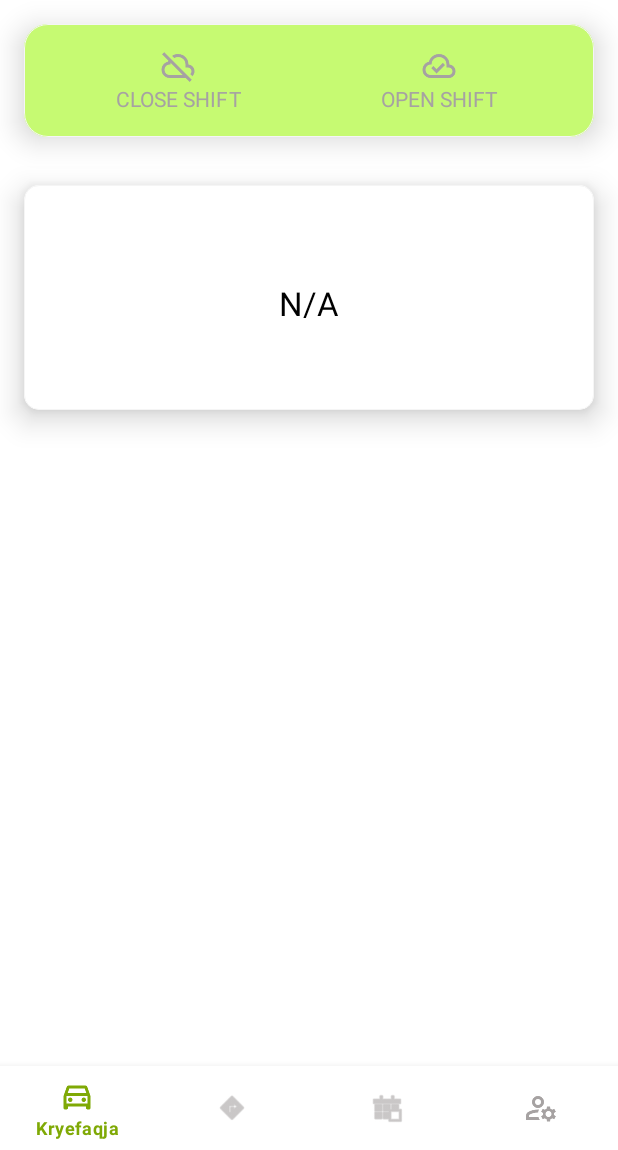
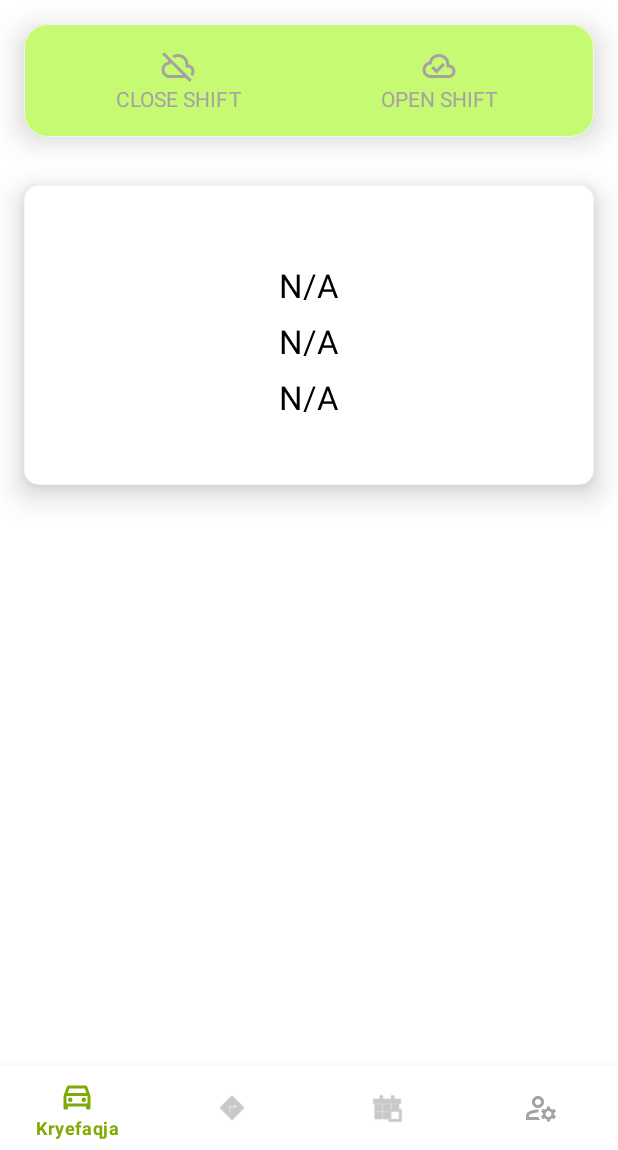
Before and after one commit to Betideda/urban_taxi_driver, an Android app built with Jetpack Compose: the fragment ShiftsFragment placed in its activity, on a phone screen of 412 x 824 dp, the part 86-1236 px from its top. Run offline under Robolectric (Android 15) with nearby library versions, the phone set to English and light mode, and no system bars; libraries missing offline, so code that uses them is left out: com.digitax.android, com.digitax.protocols; 15 statements that could not run were skipped.

Commit message:
Added new data to the shift menu, showing more information.

```diff
--- a/app/src/main/java/com/driverapp/fragments/ShiftsFragment.kt
+++ b/app/src/main/java/com/driverapp/fragments/ShiftsFragment.kt
@@ -3,6 +3,7 @@ package com.driverapp.fragments
 import android.os.Bundle
 import android.os.Handler
 import android.os.Looper
+import android.util.Log
 import android.view.LayoutInflater
 import android.view.View
 import android.view.ViewGroup
@@ -16,11 +17,9 @@ import com.digitax.android.libcomtax2.taximeter.TaximeterManager
 import com.digitax.android.libcomtax2.taximeter.events.DisplayExtendedStatusListener
 import com.digitax.android.libcomtax2.taximeter.events.FullShiftDetailsResponseListener
 import com.digitax.android.libcomtax2.taximeter.events.LastClosedShiftDetailsResponseListener
-import com.digitax.android.libcomtax2.taximeter.events.OldTripsShiftsSearchCompleteResponseListener
 import com.digitax.android.libcomtax2.taximeter.messages.DisplayExtendedStatusResponse
 import com.digitax.android.libcomtax2.taximeter.messages.FullShiftDetailsResponse
 import com.digitax.android.libcomtax2.taximeter.messages.LastClosedShiftDetailsResponse
-import com.digitax.android.libcomtax2.taximeter.messages.OldTripsShiftsSearchCompleteResponse
 import com.digitax.android.libcomtax2.taximeter.objects.ExtendedStatus
 import com.driverapp.R
 import com.driverapp.utils.DigitaxTaximeterInitializer
@@ -33,8 +32,7 @@ import kotlinx.coroutines.launch
 class ShiftsFragment : Fragment(),
     DisplayExtendedStatusListener,
     FullShiftDetailsResponseListener,
-    LastClosedShiftDetailsResponseListener,
-    OldTripsShiftsSearchCompleteResponseListener{
+    LastClosedShiftDetailsResponseListener {
 
     private lateinit var sharedPreferencesManager: SharedPreferencesManager
     private lateinit var offlineLayout: LinearLayout
@@ -44,6 +42,8 @@ class ShiftsFragment : Fragment(),
     private lateinit var offlineText: TextView
     private lateinit var onlineText: TextView
     private lateinit var shiftNo: TextView
+    private lateinit var tripCount: TextView
+    private lateinit var totalFare: TextView
     private var exStat: ExtendedStatus? = null
     private var taximeterManagerr: TaximeterManager? = null
     private var taxiModelAgentt: TaxiModelAgent? = null
@@ -60,6 +60,7 @@ class ShiftsFragment : Fragment(),
         sharedPreferencesManager = SharedPreferencesManager(requireContext())
         lifecycleScope.launch(Dispatchers.IO) {
             initializeDigitaxTaximeter()
+            taximeterManagerr?.askFullShiftDetails(true)
         }
 
         offlineLayout = view.findViewById(R.id.offline_layout)
@@ -69,6 +70,8 @@ class ShiftsFragment : Fragment(),
         offlineText = view.findViewById(R.id.offline_text)
         onlineText = view.findViewById(R.id.online_text)
         shiftNo = view.findViewById(R.id.shiftNo)
+        tripCount = view.findViewById(R.id.tripCount)
+        totalFare = view.findViewById(R.id.totalFare)
 
         offlineLayout.setOnClickListener {
             // Set offline to black
@@ -98,6 +101,10 @@ class ShiftsFragment : Fragment(),
             val id = sharedPreferencesManager.getString("id", "")
             taxiModelAgentt?.openShift(id, firstname)
             showSnackbar(getString(R.string.you_are_online))
+
+            Handler(Looper.getMainLooper()).postDelayed({
+                taxiModelAgentt?.askFullShiftDetails(true)
+            }, 2500)
         } else {
             showSnackbar(getString(R.string.you_are_offline))
             taxiModelAgentt?.closeShift()
@@ -105,6 +112,7 @@ class ShiftsFragment : Fragment(),
             //taxiModelAgentt?.printLastShiftReport()
 
             Handler(Looper.getMainLooper()).postDelayed({
+                taxiModelAgentt?.askFullShiftDetails(true)
                 taxiModelAgentt?.askLastClosedShiftDetails()
             }, 2500)
         }
@@ -129,7 +137,6 @@ class ShiftsFragment : Fragment(),
                     taximeterManager.OnDisplayExtendedStatusReceived.registerListener(this@ShiftsFragment)
                     taximeterManager.OnFullShiftDetailsResponseReceived.registerListener(this@ShiftsFragment)
                     taximeterManager.OnLastClosedShiftDetailsResponseReceived.registerListener(this@ShiftsFragment)
-                    taximeterManager.OnOldTripsShiftsSearchCompleteResponseReceived.registerListener(this@ShiftsFragment)
                 }
 
                 override fun onConnectionStatusChanged(connected: Boolean) {
@@ -140,11 +147,16 @@ class ShiftsFragment : Fragment(),
 
     override fun onDisplayExtendedStatus(p0: Any?, displayExtendedStatusResponse: DisplayExtendedStatusResponse?) {
         exStat = displayExtendedStatusResponse?.extendedStatusData
-        shiftNo.text = "TURNI: " + (exStat?.ShiftNumber ?: "N/A").toString()
+//        shiftNo.text = "TURNI: " + (exStat?.ShiftNumber ?: "N/A").toString()
     }
 
-    override fun onFullShiftDetailsResponse(p0: Any?, fullShiftDetailsResponse: FullShiftDetailsResponse?) {
-        //Log.d("ShiftsFragment", "Full Shift Details: ${fullShiftDetailsResponse?.fullShiftDetails?.ShiftInfoStart}")
+    override fun onFullShiftDetailsResponse(p0: Any?, response: FullShiftDetailsResponse?) {
+        val totalTripsCount = (response?.fullShiftDetails?.ShiftInfoEnd?.TripsQuantity?.toInt() ?: 0) - (response?.fullShiftDetails?.ShiftInfoStart?.TripsQuantity?.toInt() ?: 0)
+        val totalFareAmount = (response?.fullShiftDetails?.ShiftInfoEnd?.TotalAmount?. toDouble() ?: 0.0) - (response?.fullShiftDetails?.ShiftInfoStart?.TotalAmount?.toDouble() ?: 0.0)
+        shiftNo.setText("TURNI: " + (response?.fullShiftDetails?.ShiftConsecutiveNumber ?: "N/A").toString())
+        tripCount.setText("UDHETIMET: " + totalTripsCount)
+        totalFare.setText("TOTALI: " + totalFareAmount)
+        Log.d("ShiftsFragment", "Full Shift Details: ${response?.fullShiftDetails?.ShiftInfoStart}")
     }
 
     override fun onLastClosedShiftDetailsResponse(p0: Any?, lastClosedResponse: LastClosedShiftDetailsResponse?) {
@@ -160,11 +172,4 @@ class ShiftsFragment : Fragment(),
         //taxiModelAgentt?.askOldTrips(true, request)
     }
 
-    override fun onOldTripsShiftsSearchCompleteResponse(p0: Any?, p1: OldTripsShiftsSearchCompleteResponse?) {
-        //val json = p1?.body?.toString(Charsets.UTF_8)
-        //Log.d("OldTripsShifts", "JSON body: $json")
-        //val size = p1?.body?.size
-        //Log.d("OldTripsShifts", "size: $size")
-        //TODO() // Handle the response as needed, e.g., also add api request later
-    }
 }
--- a/app/src/main/res/layout/fragment_shifts.xml
+++ b/app/src/main/res/layout/fragment_shifts.xml
@@ -120,7 +120,7 @@
 
     <com.google.android.material.card.MaterialCardView
         android:layout_width="match_parent"
-        android:layout_height="150dp"
+        android:layout_height="200dp"
         android:layout_alignParentBottom="true"
         android:layout_margin="16dp"
         android:elevation="8dp"
@@ -150,6 +150,28 @@
                 android:textColor="@color/black"
                 android:textSize="22sp"
                 tools:text="16" />
+            <TextView
+                android:id="@+id/tripCount"
+                android:layout_width="match_parent"
+                android:gravity="center"
+                android:textAlignment="center"
+                android:layout_height="wrap_content"
+                android:layout_marginTop="8dp"
+                android:text="N/A"
+                android:textColor="@color/black"
+                android:textSize="22sp"
+                tools:text="16" />
+            <TextView
+                android:id="@+id/totalFare"
+                android:layout_width="match_parent"
+                android:gravity="center"
+                android:textAlignment="center"
+                android:layout_height="wrap_content"
+                android:layout_marginTop="8dp"
+                android:text="N/A"
+                android:textColor="@color/black"
+                android:textSize="22sp"
+                tools:text="16" />
         </LinearLayout>
     </com.google.android.material.card.MaterialCardView>
 
```
